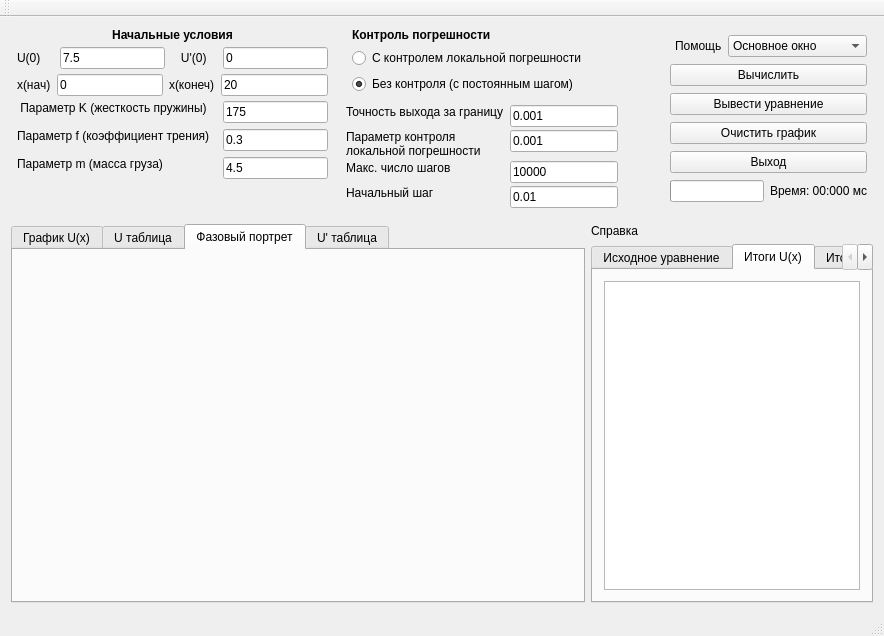
The window that mainwindow.ui (BlackAngel2108/RK4) describes before a commit, drawn with Qt 5.
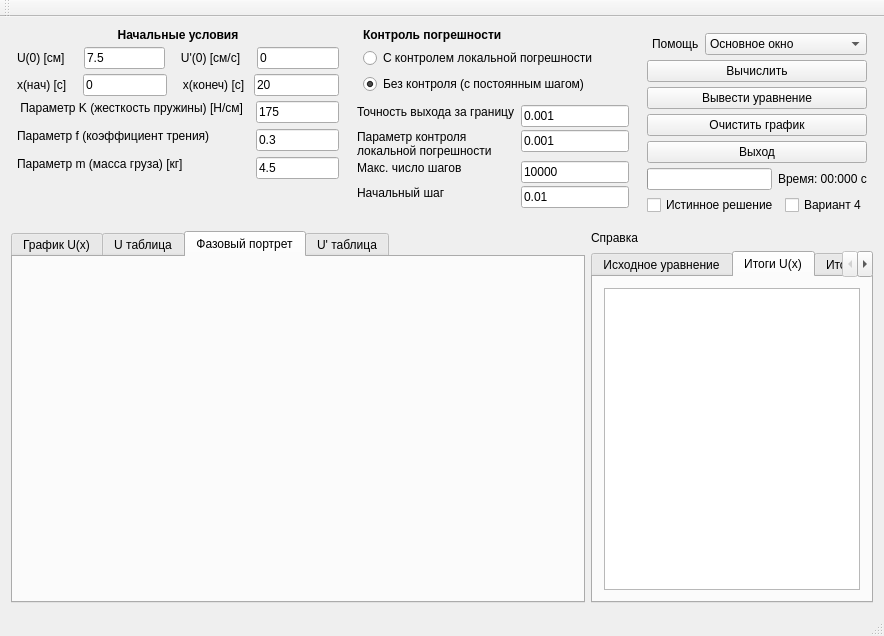
The same window after the commit. The open tabs and pages were chosen to show the change.

What changed in the file:
```diff
--- a/mainwindow.ui
+++ b/mainwindow.ui
@@ -70,7 +70,7 @@
              </sizepolicy>
             </property>
             <property name="text">
-             <string>U(0)    </string>
+             <string>U(0) [см]    </string>
             </property>
            </widget>
           </item>
@@ -96,7 +96,7 @@
              </sizepolicy>
             </property>
             <property name="text">
-             <string>   U'(0)   </string>
+             <string>   U'(0) [см/с]   </string>
             </property>
            </widget>
           </item>
@@ -129,7 +129,7 @@
              </sizepolicy>
             </property>
             <property name="text">
-             <string>x(нач)</string>
+             <string>x(нач) [c]   </string>
             </property>
            </widget>
           </item>
@@ -155,7 +155,7 @@
              </sizepolicy>
             </property>
             <property name="text">
-             <string>x(конеч)</string>
+             <string>   x(конеч) [c] </string>
             </property>
            </widget>
           </item>
@@ -194,7 +194,7 @@
              </sizepolicy>
             </property>
             <property name="text">
-             <string> Параметр K (жесткость пружины)  </string>
+             <string> Параметр K (жесткость пружины) [H/см]  </string>
             </property>
            </widget>
           </item>
@@ -246,7 +246,7 @@
              </sizepolicy>
             </property>
             <property name="text">
-             <string>Параметр m (масса груза)                </string>
+             <string>Параметр m (масса груза) [кг]                </string>
             </property>
            </widget>
           </item>
@@ -484,7 +484,7 @@
        </spacer>
       </item>
       <item>
-       <layout class="QVBoxLayout" name="verticalLayout" stretch="0,0,0,0,0,0">
+       <layout class="QVBoxLayout" name="verticalLayout" stretch="0,0,0,0,0,0,0">
         <property name="spacing">
          <number>5</number>
         </property>
@@ -648,7 +648,7 @@
                </sizepolicy>
               </property>
               <property name="text">
-               <string>Время: 00:000 мс</string>
+               <string>Время: 00:000 с</string>
               </property>
              </widget>
             </item>
@@ -656,6 +656,24 @@
           </item>
          </layout>
         </item>
+        <item>
+         <layout class="QHBoxLayout" name="horizontalLayout_3">
+          <item>
+           <widget class="QCheckBox" name="check_true">
+            <property name="text">
+             <string>Истинное решение</string>
+            </property>
+           </widget>
+          </item>
+          <item>
+           <widget class="QCheckBox" name="check_var4">
+            <property name="text">
+             <string>Вариант 4</string>
+            </property>
+           </widget>
+          </item>
+         </layout>
+        </item>
        </layout>
       </item>
      </layout>
```
Left out of the diff: 2 changed lines with no effect on the pictures.
